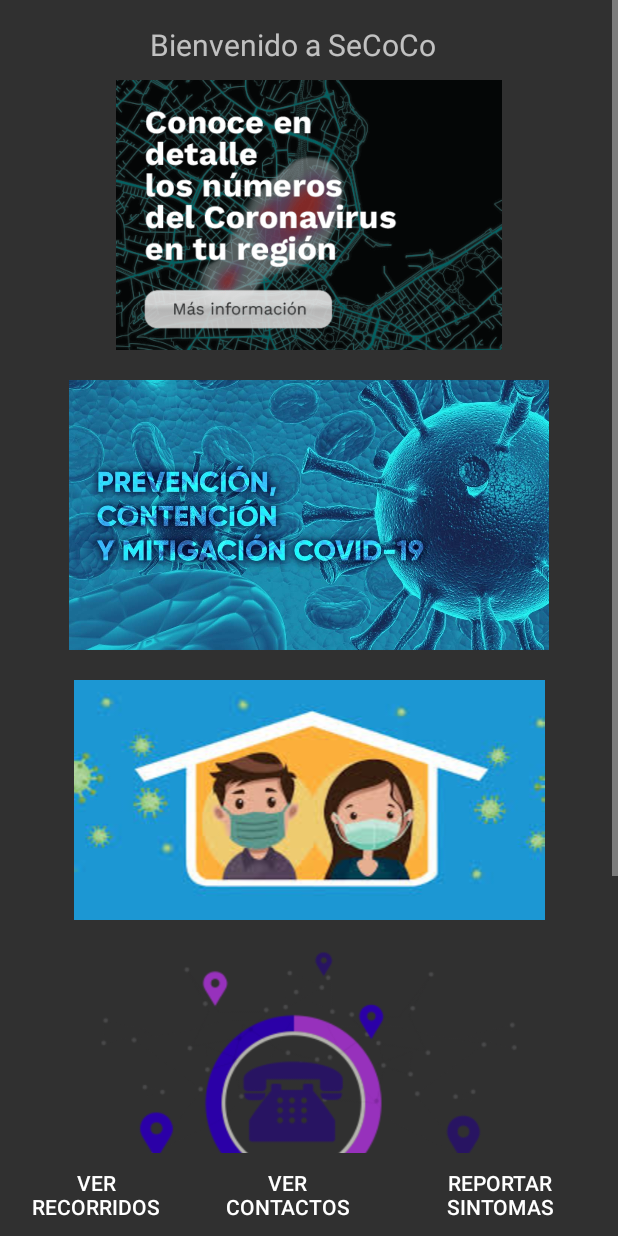
After one commit to spolo1/Proyecto-SeCoCo, an Android app: the Home screen opened directly, with no data from a screen before it, on a phone screen of 412 x 824 dp. The commit adds this screen. Run offline under Robolectric (Android 15) with nearby library versions, the phone set to English and light mode, and no system bars.

Commit message:
Creación interfaz home con artículos, interfaz contactos y recorridos

```diff
--- /dev/null
+++ b/ProjectSeCoCo/app/src/main/java/com/example/project_secoco/Home.java
@@ -0,0 +1,66 @@
+package com.example.project_secoco;
+
+import androidx.appcompat.app.AppCompatActivity;
+
+import android.content.Intent;
+import android.net.Uri;
+import android.os.Bundle;
+import android.view.View;
+import android.widget.Button;
+
+public class Home extends AppCompatActivity {
+
+    private Button btnCasos;
+    private String urlCasos,urlPrevencion,urlAislamiento, urlAtencion, urlDrecreto;
+
+    @Override
+    protected void onCreate(Bundle savedInstanceState) {
+        super.onCreate(savedInstanceState);
+        setContentView(R.layout.activity_home);
+        urlCasos = "https://coronaviruscolombia.gov.co/";
+        urlPrevencion = "https://coronaviruscolombia.gov.co/Covid19/protocolos.html";
+        urlAislamiento = "https://coronaviruscolombia.gov.co/Covid19/aislamiento-saludable.html";
+        urlAtencion = "https://coronaviruscolombia.gov.co/Covid19/lineas-de-atencion.html";
+        urlDrecreto = "https://coronaviruscolombia.gov.co/Covid19/datos-cuarentena.html";
+    }
+
+    //Botones interacciones inferior
+    public void reportarSintomas(View view){
+        Intent intent = new Intent(this, Formulario.class);
+        startActivity(intent);
+    }
+    public void contactoPersonas(View view){
+        Intent intent = new Intent(this, Contactos.class);
+        startActivity(intent);
+    }
+    public void recorrido(View view){
+        Intent intent = new Intent(this, Formulario.class);
+        startActivity(intent);
+    }
+
+    //NOTICIAS COVID
+    public void urlCasos(View view){
+        Uri uri = Uri.parse(urlCasos);
+        startActivity(new Intent(Intent.ACTION_VIEW, uri));
+    }
+
+    public void urlPrevent(View view){
+        Uri uri = Uri.parse(urlPrevencion);
+        startActivity(new Intent(Intent.ACTION_VIEW, uri));
+    }
+
+    public void aisla(View view){
+        Uri uri = Uri.parse(urlAislamiento);
+        startActivity(new Intent(Intent.ACTION_VIEW, uri));
+    }
+
+    public void atencion(View view){
+        Uri uri = Uri.parse(urlAtencion);
+        startActivity(new Intent(Intent.ACTION_VIEW, uri));
+    }
+
+    public void decretos(View view){
+        Uri uri = Uri.parse(urlDrecreto);
+        startActivity(new Intent(Intent.ACTION_VIEW, uri));
+    }
+}
--- a/ProjectSeCoCo/app/src/main/java/com/example/project_secoco/MainActivity.java
+++ b/ProjectSeCoCo/app/src/main/java/com/example/project_secoco/MainActivity.java
@@ -72,7 +72,7 @@ public class MainActivity extends AppCompatActivity implements View.OnClickListe
 
         String correo = txtUser.getText().toString().trim();
         String passwd = txtPassword.getText().toString().trim();
-        Intent intent = new Intent(this, Formulario.class);
+        Intent intent = new Intent(this, Home.class);
         if(TextUtils.isEmpty(correo)){
             makeText(this, "Ingrese un correo", LENGTH_LONG).show();
         }
--- /dev/null
+++ b/ProjectSeCoCo/app/src/main/res/layout/activity_home.xml
@@ -0,0 +1,120 @@
+<?xml version="1.0" encoding="utf-8"?>
+<androidx.constraintlayout.widget.ConstraintLayout xmlns:android="http://schemas.android.com/apk/res/android"
+    xmlns:app="http://schemas.android.com/apk/res-auto"
+    xmlns:tools="http://schemas.android.com/tools"
+    android:layout_width="match_parent"
+    android:layout_height="match_parent"
+    tools:context=".Home">
+
+    <ScrollView
+        android:id="@+id/scrollView2"
+        android:layout_width="match_parent"
+        android:layout_height="match_parent"
+        android:layout_marginBottom="55dp"
+        app:layout_constraintBottom_toBottomOf="parent"
+        app:layout_constraintEnd_toEndOf="parent"
+        app:layout_constraintHorizontal_bias="0.0"
+        app:layout_constraintStart_toStartOf="parent"
+        app:layout_constraintTop_toTopOf="parent">
+
+        <LinearLayout
+            android:layout_width="match_parent"
+            android:layout_height="wrap_content"
+            android:orientation="vertical">
+
+            <TextView
+                android:id="@+id/textView4"
+                android:layout_width="wrap_content"
+                android:layout_height="match_parent"
+                android:layout_marginStart="100dp"
+                android:layout_marginLeft="100dp"
+                android:layout_marginTop="16dp"
+                android:text="@string/seco"
+                android:textSize="20sp"
+                app:layout_constraintTop_toTopOf="parent" />
+
+            <ImageButton
+                android:id="@+id/numCovid"
+                style="?android:attr/borderlessButtonStyle"
+                android:layout_width="match_parent"
+                android:layout_height="200dp"
+                android:contentDescription="TODO"
+                android:onClick="urlCasos"
+                android:scaleType="fitCenter"
+                app:srcCompat="@drawable/imagen_1" />
+
+            <ImageButton
+                android:id="@+id/prevention"
+                style="?android:attr/borderlessButtonStyle"
+                android:layout_width="match_parent"
+                android:layout_height="200dp"
+                android:onClick="urlPrevent"
+                android:scaleType="fitCenter"
+                app:srcCompat="@drawable/prenvcion2" />
+
+            <ImageButton
+                android:id="@+id/solo"
+                style="?android:attr/borderlessButtonStyle"
+                android:layout_width="match_parent"
+                android:layout_height="wrap_content"
+                android:onClick="aisla"
+                android:scaleType="fitCenter"
+                app:srcCompat="@drawable/aislamiento" />
+
+            <ImageButton
+                android:id="@+id/atention"
+                style="?android:attr/borderlessButtonStyle"
+                android:layout_width="match_parent"
+                android:layout_height="200dp"
+                android:onClick="atencion"
+                android:scaleType="fitCenter"
+                app:srcCompat="@drawable/lineas" />
+
+            <ImageButton
+                android:id="@+id/decret"
+                style="?android:attr/borderlessButtonStyle"
+                android:layout_width="match_parent"
+                android:layout_height="wrap_content"
+                android:onClick="decretos"
+                app:srcCompat="@drawable/drecretos" />
+        </LinearLayout>
+    </ScrollView>
+
+    <LinearLayout
+        android:layout_width="match_parent"
+        android:layout_height="wrap_content"
+        android:orientation="horizontal"
+        app:layout_constraintBottom_toBottomOf="parent"
+        app:layout_constraintEnd_toEndOf="parent"
+        app:layout_constraintStart_toStartOf="parent">
+
+
+        <Button
+            android:id="@+id/trace"
+            style="?android:attr/borderlessButtonStyle"
+            android:layout_width="wrap_content"
+            android:layout_height="wrap_content"
+            android:layout_weight="1"
+            android:onClick="recorrido"
+            android:text="@string/recorridos" />
+
+        <Button
+            android:id="@+id/contact"
+            style="?android:attr/borderlessButtonStyle"
+            android:layout_width="wrap_content"
+            android:layout_height="wrap_content"
+            android:layout_weight="1"
+            android:onClick="contactoPersonas"
+            android:text="@string/contactos" />
+
+        <Button
+            android:id="@+id/sintom"
+            style="?android:attr/borderlessButtonStyle"
+            android:layout_width="wrap_content"
+            android:layout_height="wrap_content"
+            android:layout_weight="1"
+            android:onClick="reportarSintomas"
+            android:text="@string/sintomas" />
+    </LinearLayout>
+
+</androidx.constraintlayout.widget.ConstraintLayout>
--- a/ProjectSeCoCo/app/src/main/res/values/strings.xml
+++ b/ProjectSeCoCo/app/src/main/res/values/strings.xml
@@ -29,4 +29,10 @@
     <string name="musculo">Dolor de músculos</string>
     <string name="ninguno">Ninguna de las anteriores</string>
     <string name="send">Enviar sintomas</string>
+
+    <!--home-->
+    <string name="seco">Bienvenido a SeCoCo</string>
+    <string name="recorridos">Ver recorridos</string>
+    <string name="contactos">Ver contactos</string>
+    <string name="sintoma">Informar sintomas</string>
 </resources>
```
Also changed, not shown: ProjectSeCoCo/app/src/main/AndroidManifest.xml (+7 -2 lines), ProjectSeCoCo/app/src/main/java/com/example/project_secoco/Contactos.java (added, +14 -0 lines), ProjectSeCoCo/app/src/main/java/com/example/project_secoco/Formulario.java (+8 -0 lines), ProjectSeCoCo/app/src/main/java/com/example/project_secoco/Recorridos.java (added, +14 -0 lines), ProjectSeCoCo/app/src/main/res/layout/activity_contactos.xml (added, +9 -0 lines), ProjectSeCoCo/app/src/main/res/layout/activity_formulario.xml (+14 -2 lines), ProjectSeCoCo/app/src/main/res/layout/activity_recorridos.xml (added, +9 -0 lines), ProjectSeCoCo/app/src/main/res/drawable/aislamiento.jpg (added), ProjectSeCoCo/app/src/main/res/drawable/drecretos.jpg (added), ProjectSeCoCo/app/src/main/res/drawable/imagen_1.png (added), ProjectSeCoCo/app/src/main/res/drawable/lineas.png (added), ProjectSeCoCo/app/src/main/res/drawable/prenvcion2.jpg (added), ProjectSeCoCo/app/src/main/res/drawable/prevencion.jpg (added).
